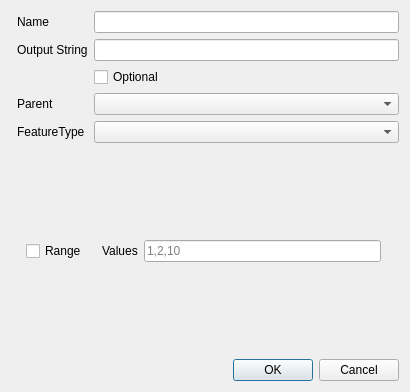
Old version of the form tools/fm-editor/FeatureAddDialog.ui in the repository se-sic/vara-feature.
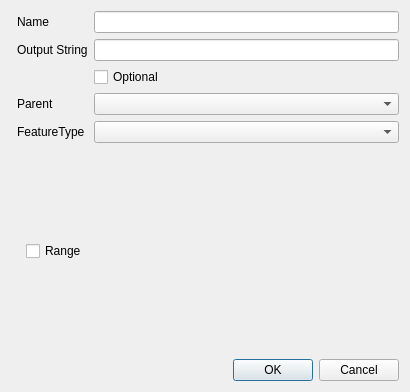
New version of the form. The open tabs and pages were chosen to show the change.

Commit message: Fix states for numeric value selection

Diff of the .ui file:
```diff
--- a/tools/fm-editor/FeatureAddDialog.ui
+++ b/tools/fm-editor/FeatureAddDialog.ui
@@ -113,6 +113,8 @@
           </item>
          </layout>
         </widget>
+        <widget class="QWidget" name="Blank">
+        </widget>
         <widget class="QWidget" name="Range" native="true">
          <layout class="QGridLayout" name="gridLayout_2">
           <item row="1" column="2" colspan="2">
```
Left out of the diff: 2 changed lines with no effect on the pictures.
